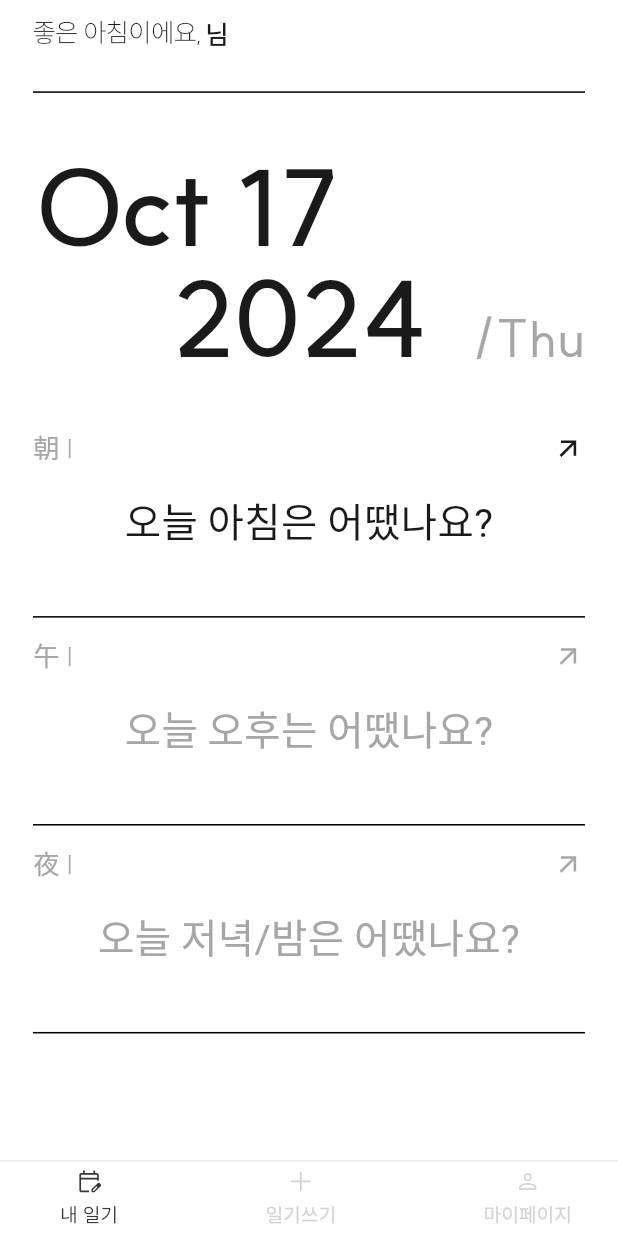
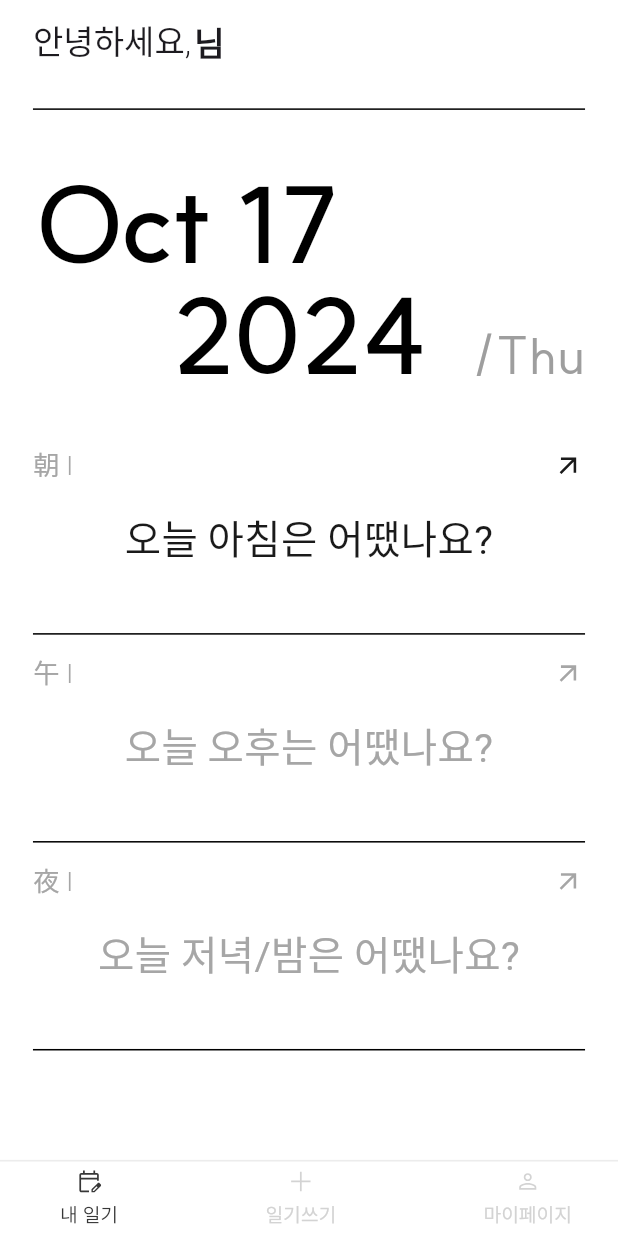
Before and after one commit to stablewoo/samsisegi, a Flutter app: the HomeScreen screen opened directly, on a phone screen of 412 x 824 dp. Run offline on Flutter 3.47's test engine with Material 3 defaults, Android fonts, the light colour scheme and no system bars; our stand-ins replace flutter_screenutil, flutter_svg, hive, hive_flutter, shared_preferences; accounts and stored records are empty; Roboto replaces fonts that are missing (SuitMedium); project files that could hold a hidden picture were left out.

Commit message:
홈 화면 리팩토링

```diff
--- a/lib/home_screen.dart
+++ /dev/null
@@ -1,355 +0,0 @@
-import 'package:flutter/cupertino.dart';
-import 'package:flutter/material.dart';
-import 'package:flutter_screenutil/flutter_screenutil.dart';
-import 'package:hive/hive.dart';
-import 'package:intl/intl.dart';
-import 'package:samsisegi/custom_component/custom_bottom_navigation_bar.dart';
-import 'package:samsisegi/custom_component/empty_home_content.dart';
-import 'package:samsisegi/custom_component/home_content.dart';
-import 'package:samsisegi/design_system.dart';
-
-import 'package:samsisegi/my_page.dart';
-import 'package:samsisegi/write_diary/select_emotions.dart';
-import 'package:shared_preferences/shared_preferences.dart';
-
-import 'diary_data/diary_entry.dart';
-
-class HomeScreen extends StatefulWidget {
-  const HomeScreen({super.key});
-
-  @override
-  State<HomeScreen> createState() => _HomeScreenState();
-}
-
-class _HomeScreenState extends State<HomeScreen> {
-  String? nickName = '';
-  int _currentIndex = 0;
-  DateTime currentDate = DateTime.now(); // 현재 화면에 표시된 날짜
-  Map<String, DiaryEntry?> entries = {};
-
-  void _onSwipeLeft() {
-    setState(() {
-      currentDate = currentDate.add(Duration(days: 1)); // 하루 전
-      _loadDiaryEntries();
-    });
-  }
-
-  void _onSwipeRight() {
-    setState(() {
-      currentDate = currentDate.subtract(Duration(days: 1)); // 하루 후
-      _loadDiaryEntries();
-    });
-  }
-
-  @override
-  void initState() {
-    super.initState();
-    _loadNickName();
-    _loadDiaryEntries();
-  }
-
-  // 일기 데이터를 불러오는 함수
-  Future<void> _loadDiaryEntries() async {
-    final box = await Hive.openBox<DiaryEntry>('diaryBox');
-
-    for (var period in ['morning', 'afternoon', 'night']) {
-      String key = '${DateFormat('yyyy-MM-dd').format(currentDate)}_$period';
-      final entry = box.get(key);
-
-      // 디버깅용으로 로그 추가
-      print('불러온 키: $key, 불러온 데이터: ${entry?.toString()}');
-
-      setState(() {
-        entries[period] = entry; // 각 시간대의 일기 데이터를 맵에 저장
-      });
-    }
-  }
-
-  // 닉네임 불러오기 함수
-  void _loadNickName() async {
-    SharedPreferences prefs = await SharedPreferences.getInstance();
-    setState(() {
-      nickName = prefs.getString('nickName') ?? '무명의 기록자';
-    });
-  }
-
-  // 현재 날짜 관련 함수들
-  String getCurrentDate() => DateFormat('MMM dd').format(DateTime.now());
-  String getCurrentYear() => DateFormat('yyyy').format(DateTime.now());
-  String getCurrentDay() => DateFormat('EEE').format(DateTime.now());
-
-  // 시간에 따른 인사말 반환
-  String getGreetingMessage() {
-    int currentHour = DateTime.now().hour;
-    if (currentHour >= 5 && currentHour < 12) {
-      return "좋은 아침이에요,";
-    } else if (currentHour >= 12 && currentHour < 18) {
-      return "좋은 오후예요,";
-    } else if (currentHour >= 18 && currentHour < 22) {
-      return "좋은 저녁이에요,";
-    } else {
-      return "좋은 밤이에요";
-    }
-  }
-
-  // 활성화 여부 체크 함수
-  bool isActive(Color color) => color == AppColors.primary;
-
-  // 네비게이션 탭 클릭 처리
-  void _onItemTapped(int index) {
-    if (index == _currentIndex) {
-      _refreshCurrentPage();
-    } else {
-      setState(() {
-        _currentIndex = index;
-      });
-
-      // 페이지 이동 처리
-      switch (index) {
-        case 0:
-          _navigateToPage(const HomeScreen(), 0);
-          break;
-        case 1:
-          DateTime now = DateTime.now();
-          String formattedDate = DateFormat('yyyy-MM-dd').format(now);
-          String period;
-
-          // 시간대에 따른 분기 처리 (새벽 5시 이전이면 전날 밤)
-          if (now.hour >= 5 && now.hour < 12) {
-            formattedDate = DateFormat('yyyy-MM-dd').format(now);
-            period = 'morning'; // 아침
-          } else if (now.hour >= 12 && now.hour < 18) {
-            formattedDate = DateFormat('yyyy-MM-dd').format(now);
-            period = 'afternoon'; // 오후
-          } else if (now.hour >= 18 && now.hour < 24) {
-            formattedDate = DateFormat('yyyy-MM-dd').format(now);
-            period = 'night'; // 저녁/밤
-          } else {
-            // 새벽 5시 이전이면 전날 밤
-            DateTime previousDay = now.subtract(const Duration(days: 1));
-            formattedDate = DateFormat('yyyy-MM-dd').format(previousDay);
-            period = 'night'; // 전날 저녁/밤
-          }
-
-          _navigateToPage(
-              SelectEmotions(
-                date: formattedDate,
-                period: period,
-              ),
-              1);
-          break;
-        case 2:
-          _navigateToPage(const MyPage(), 2);
-          break;
-      }
-    }
-  }
-
-  // 페이지 이동 후 돌아왔을 때 인덱스 복구
-  Future<void> _navigateToPage(Widget page, int index) async {
-    await Navigator.push(
-      context,
-      CupertinoPageRoute(builder: (context) => page),
-    ).then((_) {
-      setState(() {
-        _currentIndex = 0;
-      });
-    });
-  }
-
-  // 현재 페이지 새로고침
-  void _refreshCurrentPage() {
-    setState(() {});
-  }
-
-  // onTap 이벤트에서 사용될 saveDiary 함수
-  Future<void> saveDiary(DiaryEntry entry) async {
-    final box = await Hive.openBox<DiaryEntry>('diaryBox');
-    await box.put('${entry.date}_${entry.period}', entry); // 데이터 저장
-    await box.close();
-  }
-
-  // 시간대에 맞는 색상 반환
-  Color getTimeColor(int startHour, int endHour) {
-    DateTime now = DateTime.now();
-    DateTime selectedDate =
-        DateTime(currentDate.year, currentDate.month, currentDate.day);
-
-    // 선택한 날짜가 오늘 이전일 경우 모든 영역 primary 색상
-    if (selectedDate.isBefore(DateTime(now.year, now.month, now.day))) {
-      return AppColors.primary;
-    }
-    // 선택한 날짜가 오늘 이후일 경우 모든 영역 비활성화 (gray)
-    else if (selectedDate.isAfter(DateTime(now.year, now.month, now.day))) {
-      return AppColors.gray;
-    }
-    // 오늘일 경우 시간대에 따라 색상 결정
-    else {
-      int currentHour = now.hour;
-      return currentHour >= startHour && currentHour < endHour
-          ? AppColors.primary
-          : AppColors.gray;
-    }
-  }
-
-  @override
-  Widget build(BuildContext context) {
-    Color morning = getTimeColor(5, 24);
-    Color afternoon = getTimeColor(12, 24);
-    Color night = getTimeColor(18, 24);
-
-    return GestureDetector(
-      onHorizontalDragEnd: (details) {
-        if (details.primaryVelocity! < 0) {
-          _onSwipeLeft();
-        } else if (details.primaryVelocity! > 0) {
-          _onSwipeRight();
-        }
-      },
-      child: Scaffold(
-        backgroundColor: AppColors.white,
-        appBar: PreferredSize(
-          preferredSize: Size.fromHeight(44.h),
-          child: AppBar(
-            automaticallyImplyLeading: false,
-            backgroundColor: Colors.white,
-            titleSpacing: 0,
-            title: Padding(
-              padding: EdgeInsets.symmetric(horizontal: 20.w),
-              child: Row(
-                children: [
-                  Text(
-                    getGreetingMessage(),
-                    style: AppTextStyles.appBarExtraLight,
-                  ),
-                  SizedBox(width: 2.w),
-                  Text(
-                    '$nickName님',
-                    style: AppTextStyles.appBarSemiBold,
-                  ),
-                ],
-              ),
-            ),
-          ),
-        ),
-        body: Padding(
-          padding: EdgeInsets.symmetric(horizontal: 20.w),
-          child: Column(
-            crossAxisAlignment: CrossAxisAlignment.start,
-            children: [
-              SizedBox(height: 16.h),
-              Container(
-                width: double.infinity,
-                height: 1.h,
-                color: Colors.black,
-              ),
-              SizedBox(height: 40.h),
-              _buildDateSection(),
-              SizedBox(height: 40.h),
-              _buildHomeContent("朝 |", "오늘 아침은 어땠나요?", morning, "morning"),
-              SizedBox(height: 16.h),
-              _buildHomeContent("午 |", "오늘 오후는 어땠나요?", afternoon, "afternoon"),
-              SizedBox(height: 16.h),
-              _buildHomeContent("夜 |", "오늘 저녁/밤은 어땠나요?", night, "night"),
-            ],
-          ),
-        ),
-        bottomNavigationBar: Padding(
-          padding: EdgeInsets.only(
-              bottom: MediaQuery.of(context).viewPadding.bottom),
-          child: CustomBottomNavigationBar(
-            currentIndex: _currentIndex,
-            onTap: _onItemTapped,
-          ),
-        ),
-      ),
-    );
-  }
-
-  // 날짜 섹션 위젯 생성 함수
-  Widget _buildDateSection() {
-    return Column(
-      crossAxisAlignment: CrossAxisAlignment.start,
-      children: [
-        Text(
-          DateFormat('MMM dd').format(currentDate), // 화면에 표시되는 날짜
-          style: TextStyle(
-            color: AppColors.primary,
-            fontFamily: 'SuitSemiBold',
-            fontSize: 64.sp,
-            height: 1,
-            wordSpacing: 64 * -0.02,
-          ),
-        ),
-        SizedBox(height: 4.h),
-        Row(
-          crossAxisAlignment: CrossAxisAlignment.baseline,
-          textBaseline: TextBaseline.alphabetic,
-          children: [
-            Padding(
-              padding: EdgeInsets.only(left: 85.w),
-              child: Text(
-                DateFormat('yyyy').format(currentDate), // 연도 표시
-                style: TextStyle(
-                  color: AppColors.primary,
-                  fontFamily: 'SuitSemiBold',
-                  fontSize: 64.sp,
-                  height: 1,
-                  wordSpacing: 64 * -0.02,
-                ),
-              ),
-            ),
-            Spacer(),
-            Text(
-              '/${DateFormat('EEE').format(currentDate)}', // 요일 표시
-              style: TextStyle(
-                color: AppColors.gray,
-                fontFamily: 'SuitRegular',
-                fontSize: 32.sp,
-                height: 45 / 32,
-                wordSpacing: -0.64,
-              ),
-            ),
-          ],
-        ),
-      ],
-    );
-  }
-
-  // HomeContent 위젯 생성 함수
-  Widget _buildHomeContent(
-      String timeText, String contentText, Color timeColor, String period) {
-    final diaryEntry = entries[period]; // 현재 시간대에 해당하는 일기 데이터 확인
-
-    if (diaryEntry != null) {
-      // 일기 데이터가 있는 경우 HomeContent 위젯을 사용해 보여줌
-      return HomeContent(
-        timeText: timeText,
-        titleText: diaryEntry.title, // 저장된 일기의 제목
-        contentText: diaryEntry.content, // 저장된 일기의 내용
-      );
-    } else {
-      // 일기 데이터가 없는 경우 EmptyHomeContent를 보여줌
-      return EmptyHomeContent(
-        timeText: timeText,
-        contentText: contentText, // 기본 문구
-        timeColor: timeColor,
-        onTap: () async {
-          // 현재 날짜 가져오기
-          String formattedDate = DateFormat('yyyy-MM-dd').format(currentDate);
-
-          // 감정 선택 화면으로 이동 (일기 작성 전)
-          Navigator.push(
-            context,
-            CupertinoPageRoute(
-              builder: (context) => SelectEmotions(
-                date: formattedDate,
-                period: period,
-              ),
-            ),
-          );
-        },
-      );
-    }
-  }
-}
--- /dev/null
+++ b/lib/home_screen/data_section.dart
@@ -0,0 +1,58 @@
+import 'package:flutter/material.dart';
+import 'package:intl/intl.dart';
+import 'package:flutter_screenutil/flutter_screenutil.dart';
+
+class DateSection extends StatelessWidget {
+  final DateTime currentDate;
+  const DateSection({super.key, required this.currentDate});
+
+  @override
+  Widget build(BuildContext context) {
+    return Column(
+      crossAxisAlignment: CrossAxisAlignment.start,
+      children: [
+        Text(
+          DateFormat('MMM dd').format(currentDate),
+          style: TextStyle(
+            color: Colors.black,
+            fontFamily: 'SuitSemiBold',
+            fontSize: 64.sp,
+            height: 1,
+            wordSpacing: 64 * -0.02,
+          ),
+        ),
+        SizedBox(height: 4.h),
+        Row(
+          crossAxisAlignment: CrossAxisAlignment.baseline,
+          textBaseline: TextBaseline.alphabetic,
+          children: [
+            Padding(
+              padding: EdgeInsets.only(left: 85.w),
+              child: Text(
+                DateFormat('yyyy').format(currentDate),
+                style: TextStyle(
+                  color: Colors.black,
+                  fontFamily: 'SuitSemiBold',
+                  fontSize: 64.sp,
+                  height: 1,
+                  wordSpacing: 64 * -0.02,
+                ),
+              ),
+            ),
+            Spacer(),
+            Text(
+              '/${DateFormat('EEE').format(currentDate)}',
+              style: TextStyle(
+                color: Colors.grey,
+                fontFamily: 'SuitRegular',
+                fontSize: 32.sp,
+                height: 45 / 32,
+                wordSpacing: -0.64,
+              ),
+            ),
+          ],
+        ),
+      ],
+    );
+  }
+}
--- /dev/null
+++ b/lib/home_screen/diary_manager.dart
@@ -0,0 +1,19 @@
+import 'package:hive/hive.dart';
+import 'package:intl/intl.dart';
+import '../diary_data/diary_entry.dart';
+
+class DiaryManager {
+  static Future<Map<String, DiaryEntry?>> loadEntries(
+      DateTime currentDate) async {
+    final box = await Hive.openBox<DiaryEntry>('diaryBox');
+    Map<String, DiaryEntry?> entries = {};
+
+    for (var period in ['morning', 'afternoon', 'night']) {
+      String key = '${DateFormat('yyyy-MM-dd').format(currentDate)}_$period';
+      final entry = box.get(key);
+      entries[period] = entry;
+    }
+
+    return entries;
+  }
+}
--- /dev/null
+++ b/lib/home_screen/home_screen.dart
@@ -0,0 +1,183 @@
+import 'package:flutter/cupertino.dart';
+import 'package:flutter/material.dart';
+import 'package:hive/hive.dart';
+import 'package:intl/intl.dart';
+import 'package:samsisegi/design_system.dart';
+import 'package:samsisegi/home_screen/data_section.dart';
+import 'package:samsisegi/home_screen/diary_manager.dart';
+import 'package:samsisegi/write_diary/select_emotions.dart';
+import 'package:shared_preferences/shared_preferences.dart';
+import '../custom_component/custom_bottom_navigation_bar.dart';
+import '../custom_component/empty_home_content.dart';
+import '../custom_component/home_content.dart';
+import '../diary_data/diary_entry.dart';
+import 'package:flutter_screenutil/flutter_screenutil.dart';
+
+class HomeScreen extends StatefulWidget {
+  static const routeName = '/home';
+  const HomeScreen({super.key});
+
+  @override
+  State<HomeScreen> createState() => _HomeScreenState();
+}
+
+class _HomeScreenState extends State<HomeScreen> {
+  String? nickName = '';
+  int _currentIndex = 0;
+  DateTime currentDate = DateTime.now();
+  Map<String, DiaryEntry?> entries = {};
+
+  @override
+  void initState() {
+    super.initState();
+    _loadNickName();
+    _loadDiaryEntries();
+  }
+
+  @override
+  void didChangeDependencies() {
+    super.didChangeDependencies();
+    _loadDiaryEntries();
+  }
+
+  // 닉네임 불러오기 함수
+  void _loadNickName() async {
+    SharedPreferences prefs = await SharedPreferences.getInstance();
+    setState(() {
+      nickName = prefs.getString('nickName') ?? '무명의 기록자';
+    });
+  }
+
+  Future<void> _loadDiaryEntries() async {
+    entries = await DiaryManager.loadEntries(currentDate); // 분리된 로직 호출
+    setState(() {});
+  }
+
+  void _onItemTapped(int index) {
+    if (index == _currentIndex) {
+      _refreshCurrentPage();
+    } else {
+      setState(() {
+        _currentIndex = index;
+      });
+
+      // 페이지 이동 처리
+      // 페이지 이동 관련 로직은 기존대로 유지
+    }
+  }
+
+  void _refreshCurrentPage() {
+    setState(() {});
+  }
+
+  @override
+  Widget build(BuildContext context) {
+    Color morningColor = getTimeColor(5, 24);
+    Color afternoonColor = getTimeColor(12, 24);
+    Color nightColor = getTimeColor(18, 24);
+
+    return GestureDetector(
+      onHorizontalDragEnd: (details) {
+        if (details.primaryVelocity! < 0) {
+          setState(
+              () => currentDate = currentDate.add(const Duration(days: 1)));
+          _loadDiaryEntries();
+        } else if (details.primaryVelocity! > 0) {
+          setState(() =>
+              currentDate = currentDate.subtract(const Duration(days: 1)));
+          _loadDiaryEntries();
+        }
+      },
+      child: Scaffold(
+        backgroundColor: Colors.white,
+        appBar: _buildAppBar(),
+        body: Padding(
+          padding: EdgeInsets.symmetric(horizontal: 20.w),
+          child: Column(
+            crossAxisAlignment: CrossAxisAlignment.start,
+            children: [
+              SizedBox(height: 16.h),
+              _buildDivider(),
+              SizedBox(height: 40.h),
+              DateSection(currentDate: currentDate), // 날짜 섹션 컴포넌트로 분리
+              SizedBox(height: 40.h),
+              _buildHomeContent('morning', "오늘 아침은 어땠나요?", "朝 |", morningColor),
+              SizedBox(height: 16.h),
+              _buildHomeContent(
+                  'afternoon', "오늘 오후는 어땠나요?", "午 |", afternoonColor),
+              SizedBox(height: 16.h),
+              _buildHomeContent('night', "오늘 저녁/밤은 어땠나요?", "夜 |", nightColor),
+            ],
+          ),
+        ),
+        bottomNavigationBar: CustomBottomNavigationBar(
+          currentIndex: _currentIndex,
+          onTap: _onItemTapped,
+        ),
+      ),
+    );
+  }
+
+  AppBar _buildAppBar() {
+    return AppBar(
+      automaticallyImplyLeading: false,
+      backgroundColor: Colors.white,
+      titleSpacing: 0,
+      title: Padding(
+        padding: EdgeInsets.symmetric(horizontal: 20.w),
+        child: Row(
+          children: [
+            Text("안녕하세요,", style: TextStyle(fontWeight: FontWeight.w300)),
+            SizedBox(width: 2.w),
+            Text('$nickName님', style: TextStyle(fontWeight: FontWeight.w600)),
+          ],
+        ),
+      ),
+    );
+  }
+
+  Divider _buildDivider() => Divider(color: Colors.black, height: 1.h);
+
+  Widget _buildHomeContent(
+      String period, String contentText, String timeText, Color timeColor) {
+    final entry = entries[period];
+    if (entry != null) {
+      return HomeContent(
+          timeText: timeText,
+          titleText: entry.title,
+          contentText: entry.content);
+    } else {
+      return EmptyHomeContent(
+        timeText: timeText,
+        contentText: contentText,
+        timeColor: timeColor,
+        onTap: () {
+          Navigator.push(
+            context,
+            CupertinoPageRoute(
+                builder: (context) => SelectEmotions(
+                    date: DateFormat('yyyy-MM-dd').format(currentDate),
+                    period: period)),
+          );
+        },
+      );
+    }
+  }
+
+  Color getTimeColor(int startHour, int endHour) {
+    DateTime now = DateTime.now();
+    DateTime selectedDate =
+        DateTime(currentDate.year, currentDate.month, currentDate.day);
+
+    if (selectedDate.isBefore(DateTime(now.year, now.month, now.day))) {
+      return AppColors.primary;
+    } else if (selectedDate.isAfter(DateTime(now.year, now.month, now.day))) {
+      return AppColors.gray;
+    } else {
+      int currentHour = now.hour;
+      return currentHour >= startHour && currentHour < endHour
+          ? AppColors.primary
+          : AppColors.gray;
+    }
+  }
+}
--- a/lib/nick_name_setting.dart
+++ b/lib/nick_name_setting.dart
@@ -4,10 +4,11 @@ import 'package:flutter/services.dart';
 import 'package:flutter_screenutil/flutter_screenutil.dart';
 import 'package:samsisegi/custom_component/custom_button.dart';
 import 'package:samsisegi/design_system.dart';
-import 'package:samsisegi/home_screen.dart';
+import 'package:samsisegi/home_screen/home_screen.dart';
 import 'package:shared_preferences/shared_preferences.dart';
 
 class NickNameSetting extends StatefulWidget {
+  static const String routeName = '/nick_name_setting';
   const NickNameSetting({super.key});
 
   @override
@@ -17,6 +18,7 @@ class NickNameSetting extends StatefulWidget {
 class _NickNameSettingState extends State<NickNameSetting> {
   String nickName = ''; // 닉네임 입력값
   bool isEnable = false; // 버튼 활성화 여부
+
   final FocusNode _focusNode = FocusNode(); // 텍스트 필드 포커스 제어
 
   // 닉네임 입력값에 따른 상태 업데이트
```
Also changed, not shown: lib/main.dart (+12 -7 lines), lib/write_diary/view_diary.dart (+5 -9 lines).
